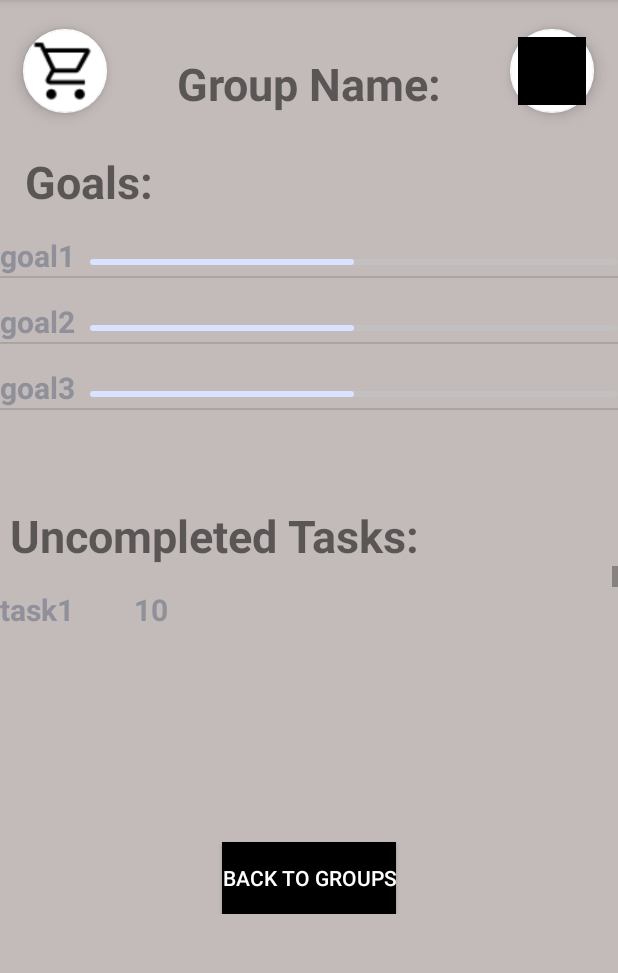
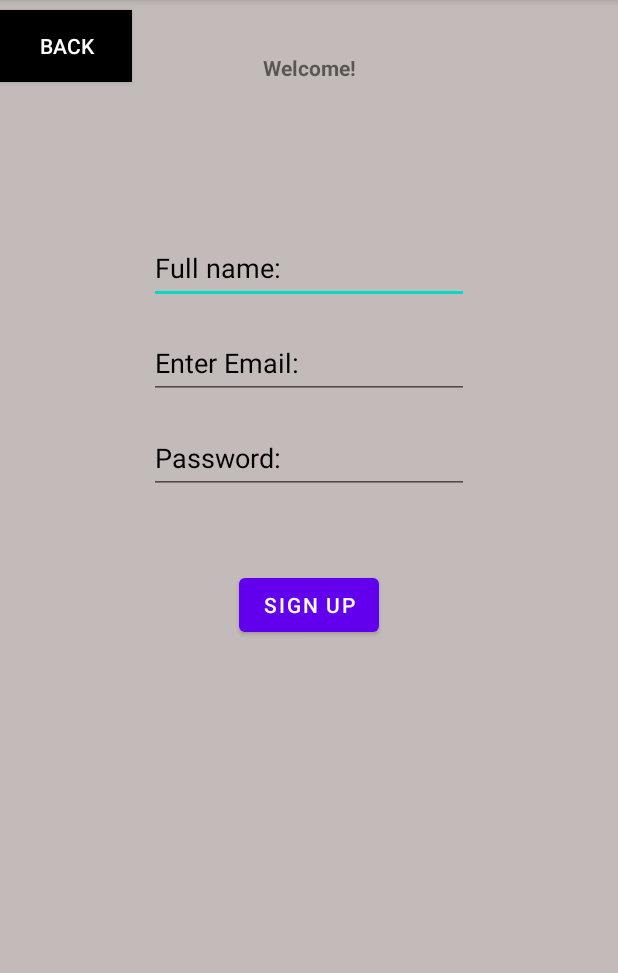
Before and after one commit to YoniTal6899/EZchores, an Android app: the screen it shows after launch (Group_User_Activity before the commit, SignUp_Activity after it), after a tap on "SIGN UP", on a phone screen of 412 x 824 dp, the part 84-1057 px from its top. Run offline under Robolectric (Android 15) with nearby library versions, the phone set to English and light mode, and no system bars; our stand-ins replace Firebase (no records; nobody signed in at launch, a user with empty details on screens opened directly).

Commit message:
Add group creator to friends in DB + remove unnecessary imports

```diff
--- a/app/src/main/java/com/example/ezchores/Create_Group_Activity.java
+++ b/app/src/main/java/com/example/ezchores/Create_Group_Activity.java
@@ -115,5 +115,6 @@ public class Create_Group_Activity extends AppCompatActivity implements View.OnC
 
         ref.child("Groups").child(groupkey).setValue(group);// groups-> new group key->set data
         ref.child("Groups").child(groupkey).child("admins").child(UserId).setValue(username);
+        ref.child("Groups").child(groupkey).child("Friends").child(UserId).setValue(username);
     }
 }
--- a/app/src/main/java/com/example/ezchores/Group_Info_Activity.java
+++ b/app/src/main/java/com/example/ezchores/Group_Info_Activity.java
@@ -111,7 +111,7 @@ public class Group_Info_Activity extends AppCompatActivity implements View.OnCli
 
             @Override
             public void onCancelled(@NonNull DatabaseError error) {
-                Toast.makeText(Group_Info_Activity.this, "Member doesn't exist :(", Toast.LENGTH_SHORT).show();
+                Toast.makeText(Group_Info_Activity.this, "Something went wrong :(", Toast.LENGTH_SHORT).show();
 
             }
         });
--- a/app/src/main/java/com/example/ezchores/Group_User_Activity.java
+++ b/app/src/main/java/com/example/ezchores/Group_User_Activity.java
@@ -10,9 +10,6 @@ import android.widget.ListView;
 import android.widget.ProgressBar;
 
 import com.google.android.material.floatingactionbutton.FloatingActionButton;
-
-import java.util.Timer;
-import java.util.TimerTask;
 
 public class Group_User_Activity extends AppCompatActivity implements View.OnClickListener {
     // Declaration of the .xml file
--- a/app/src/main/java/com/example/ezchores/MainActivity.java
+++ b/app/src/main/java/com/example/ezchores/MainActivity.java
@@ -1,34 +1,12 @@
 package com.example.ezchores;
-
-
-import android.app.Activity;
 
 import android.content.Intent;
 import android.os.Bundle;
 import android.view.View;
 import android.widget.Button;
-import android.widget.Toast;
-
-import androidx.annotation.NonNull;
-import androidx.annotation.Nullable;
 import androidx.appcompat.app.AppCompatActivity;
-
-import com.google.android.gms.auth.api.signin.GoogleSignIn;
-import com.google.android.gms.auth.api.signin.GoogleSignInAccount;
-import com.google.android.gms.auth.api.signin.GoogleSignInClient;
-import com.google.android.gms.auth.api.signin.GoogleSignInOptions;
-import com.google.android.gms.common.SignInButton;
-import com.google.android.gms.common.api.ApiException;
-import com.google.android.gms.tasks.OnCompleteListener;
-import com.google.android.gms.tasks.Task;
-import com.google.firebase.auth.AuthCredential;
-import com.google.firebase.auth.AuthResult;
 import com.google.firebase.auth.FirebaseAuth;
 
-import com.google.firebase.auth.FirebaseUser;
-import com.google.firebase.auth.GoogleAuthProvider;
-import com.google.firebase.database.DatabaseReference;
-import com.google.firebase.database.FirebaseDatabase;
 
 
 
@@ -36,14 +14,9 @@ public class MainActivity extends AppCompatActivity implements View.OnClickListe
 
   //Buttons
   private Button login, signup;
-  SignInButton signInButton;
 
   // Firebase
   private FirebaseAuth mAuth;
-
-
-  //finals
-  final private int SIGN_IN = 5555;
 
   @Override
   protected void onCreate(Bundle savedInstanceState) {
@@ -83,7 +56,7 @@ public class MainActivity extends AppCompatActivity implements View.OnClickListe
   }
 
   private void open_SignUp_Activity() {
-    Intent home_to_signup = new Intent(this, Group_User_Activity.class);
+    Intent home_to_signup = new Intent(this,SignUp_Activity.class);
     startActivity(home_to_signup);
   }
 
--- a/app/src/main/java/com/example/ezchores/My_Groups_Activity.java
+++ b/app/src/main/java/com/example/ezchores/My_Groups_Activity.java
@@ -13,11 +13,7 @@ import android.widget.AdapterView;
 import android.widget.ArrayAdapter;
 import android.widget.Button;
 import android.widget.ListView;
-import android.widget.TextView;
 import android.widget.Toast;
-
-import com.google.android.gms.tasks.Task;
-import com.google.android.material.floatingactionbutton.FloatingActionButton;
 import com.google.firebase.auth.FirebaseAuth;
 import com.google.firebase.database.DataSnapshot;
 import com.google.firebase.database.DatabaseError;
@@ -25,8 +21,6 @@ import com.google.firebase.database.DatabaseReference;
 import com.google.firebase.database.FirebaseDatabase;
 import com.google.firebase.database.GenericTypeIndicator;
 import com.google.firebase.database.ValueEventListener;
-
-
 import java.util.ArrayList;
 import java.util.HashMap;
 import java.util.List;
--- a/app/src/main/java/com/example/ezchores/Pending_Items_Activity.java
+++ b/app/src/main/java/com/example/ezchores/Pending_Items_Activity.java
@@ -1,8 +1,6 @@
 package com.example.ezchores;
 
 import androidx.appcompat.app.AppCompatActivity;
-
-import android.content.Intent;
 import android.os.Bundle;
 import android.view.View;
 import android.widget.Button;
```
Also changed, not shown: app/src/main/java/com/example/ezchores/LogIn_Activity.java (+1 -27 lines).
